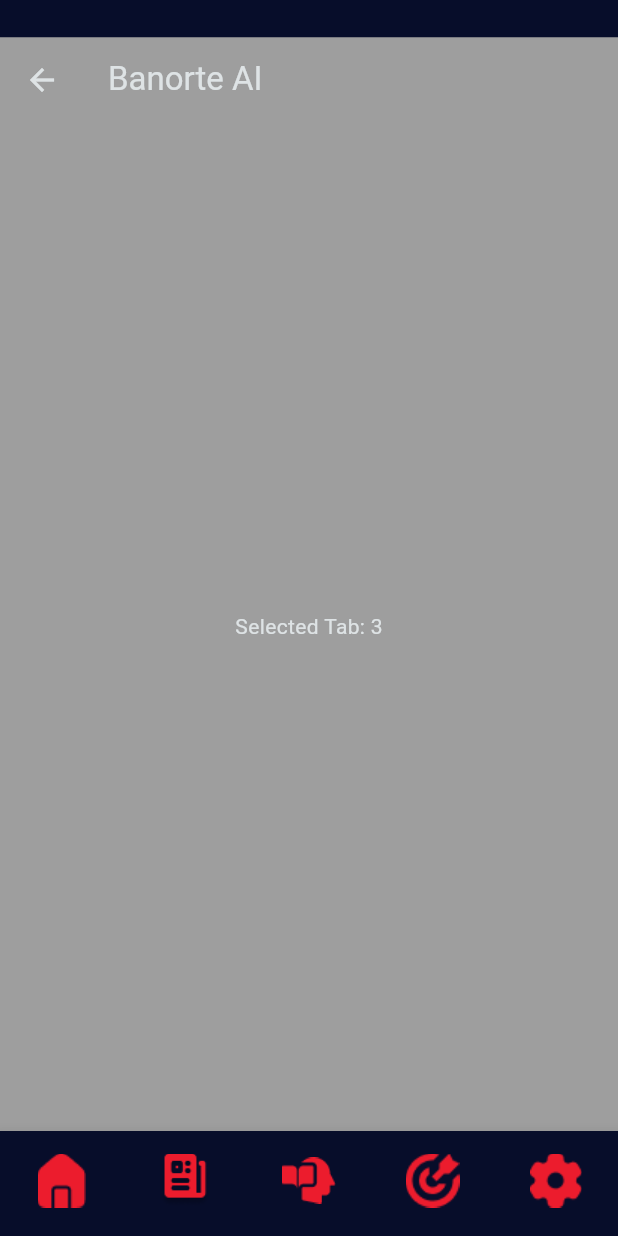
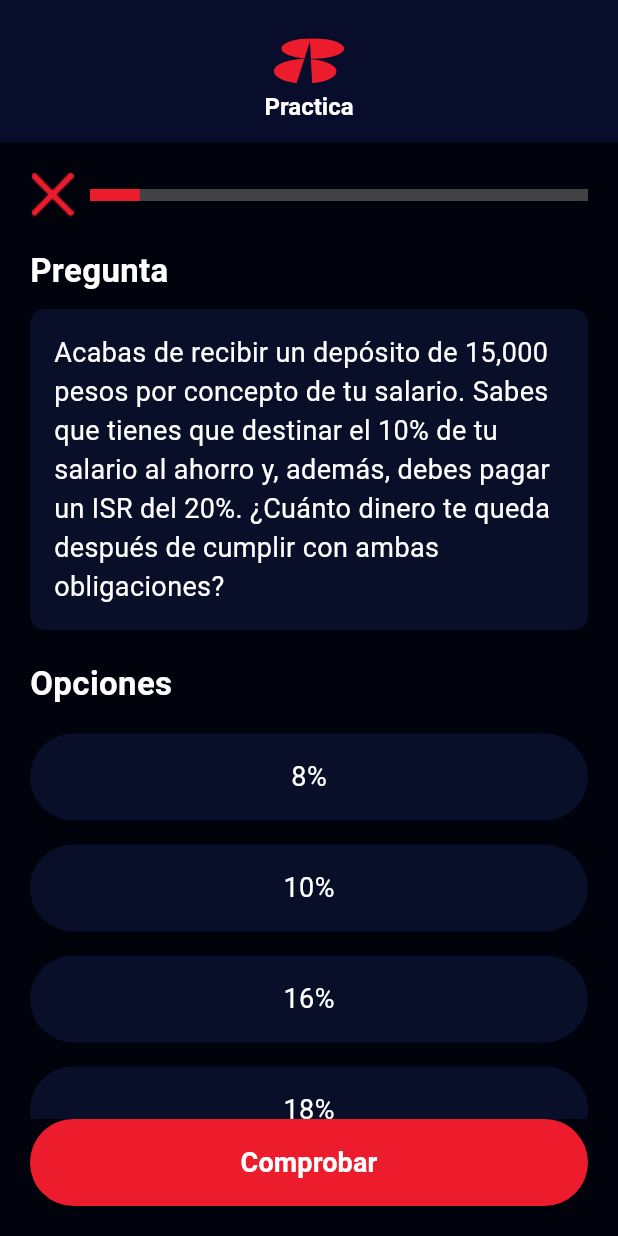
Before and after one commit to zam-cv/banorte, a Flutter app: the Home screen opened by its route, item 4 of the bottom bar chosen, on a phone screen of 412 x 824 dp. Run offline on Flutter 3.47's test engine with Material 3 defaults, Android fonts, the phone set to English and light mode, and no system bars; our stand-ins replace flutter_svg; Roboto replaces fonts that are missing (NotoSans).

Commit message:
learn y practice

```diff
--- a/app/lib/routes/app_routes.dart
+++ b/app/lib/routes/app_routes.dart
@@ -1,10 +1,14 @@
 import 'package:flutter/material.dart';
+
+// Importa la pantalla learn
+import 'package:app/screens/learn.dart';
 
 // Auth
 import 'package:app/screens/login.dart';
 import 'package:app/screens/signup.dart';
 import 'package:app/screens/forgot_password.dart';
 import 'package:app/screens/home.dart';
+import 'package:app/screens/practice.dart';
 
 class BaseLayout extends StatelessWidget {
   final Widget child;
@@ -19,9 +23,6 @@
         child: Padding(
           padding: const EdgeInsets.only(
             top: 25.0,
-            // left: 16.0,
-            // right: 16.0,
-            // bottom: 16.0,
           ),
           child: child,
         ),
@@ -43,12 +44,16 @@
   static const String signup = '/signup';
   static const String forgotPassword = '/forgot-password';
   static const String home = '/home';
+  static const String learn = '/learn';
+  static const String practice = '/practice';
 
   static final Map<String, Widget> routes = {
     login: const Login(),
     signup: const Signup(),
     forgotPassword: const ForgotPassword(),
     home: const Home(),
+    learn: const LearnPage(),
+    practice: const PracticePage(),
   };
 
   static Route<dynamic> generateRoute(RouteSettings settings) {
--- /dev/null
+++ b/app/lib/screens/practice.dart
@@ -0,0 +1,205 @@
+import 'package:flutter/material.dart';
+import 'package:flutter_svg/flutter_svg.dart';
+
+class PracticePage extends StatefulWidget {
+  const PracticePage({Key? key}) : super(key: key);
+
+  @override
+  _PracticePageState createState() => _PracticePageState();
+}
+
+class _PracticePageState extends State<PracticePage> {
+  int _progress = 1; // Progreso inicial
+  int _selectedOption = -1; // Ninguna opción seleccionada por defecto
+
+  // Opciones
+  final List<String> _options = ['8%', '10%', '16%', '18%'];
+
+  void _selectOption(int index) {
+    setState(() {
+      _selectedOption = index;
+    });
+  }
+
+  void _checkAnswer() {
+    // Lógica para comprobar la respuesta aquí
+    // Por ejemplo, incrementar el progreso:
+    if (_progress < 10) {
+      setState(() {
+        _progress++;
+      });
+    }
+  }
+
+  @override
+  Widget build(BuildContext context) {
+    return Scaffold(
+      backgroundColor: const Color(0xFF00020C), // Fondo oscuro
+      appBar: PreferredSize(
+        preferredSize:
+            const Size.fromHeight(70), // Aumenta la altura del AppBar
+        child: AppBar(
+          backgroundColor: const Color(0xFF070D2A), // Color oscuro del AppBar
+          centerTitle: true,
+          title: Column(
+            mainAxisSize: MainAxisSize.min, // Ajusta el tamaño al contenido
+            children: [
+              SvgPicture.asset(
+                'assets/logo.svg', // Logo en SVG
+                height: 30,
+              ),
+              const SizedBox(height: 5), // Espaciado entre el logo y el texto
+              const Text(
+                'Practica', // Texto debajo del logo
+                style: TextStyle(
+                  color: Colors.white,
+                  fontSize: 16,
+                  fontWeight: FontWeight.bold,
+                ),
+              ),
+            ],
+          ),
+          automaticallyImplyLeading: false, // Elimina el leading por defecto
+        ),
+      ),
+      body: Padding(
+        padding: const EdgeInsets.all(20.0),
+        child: Column(
+          crossAxisAlignment: CrossAxisAlignment.start,
+          children: [
+            // Barra de progreso con el tache personalizado
+            Row(
+              children: [
+                GestureDetector(
+                  onTap: () {
+                    Navigator.pushReplacementNamed(context, '/home');
+                  },
+                  child: Image.asset(
+                    'assets/cross.png', // Reemplaza el tache por tu imagen
+                    width: 30,
+                    height: 30,
+                  ),
+                ),
+                const SizedBox(
+                    width: 10), // Espaciado entre el tache y la barra
+                Expanded(
+                  child: LinearProgressIndicator(
+                    value: _progress / 10, // Progreso dividido en 10
+                    backgroundColor: Colors.grey[800],
+                    valueColor: AlwaysStoppedAnimation<Color>(
+                      Theme.of(context).colorScheme.primary,
+                    ),
+                    minHeight: 8,
+                  ),
+                ),
+              ],
+            ),
+            const SizedBox(height: 20),
+
+            // Contenido que será scrollable
+            Expanded(
+              child: SingleChildScrollView(
+                child: Column(
+                  crossAxisAlignment: CrossAxisAlignment.start,
+                  children: [
+                    // Pregunta
+                    const Text(
+                      'Pregunta',
+                      style: TextStyle(
+                        color: Colors.white,
+                        fontSize: 22,
+                        fontWeight: FontWeight.bold,
+                      ),
+                    ),
+                    const SizedBox(height: 10),
+                    Container(
+                      padding: const EdgeInsets.all(16.0),
+                      decoration: BoxDecoration(
+                        color: const Color(
+                            0x84131B44), // Color con 52% de opacidad
+                        borderRadius: BorderRadius.circular(10),
+                      ),
+                      child: const Text(
+                        'Acabas de recibir un depósito de 15,000 pesos por concepto de tu salario. Sabes que tienes que destinar el 10% de tu salario al ahorro y, además, debes pagar un ISR del 20%. ¿Cuánto dinero te queda después de cumplir con ambas obligaciones?',
+                        style: TextStyle(color: Colors.white, fontSize: 18),
+                      ),
+                    ),
+                    const SizedBox(height: 20),
+
+                    // Opciones
+                    const Text(
+                      'Opciones',
+                      style: TextStyle(
+                        color: Colors.white,
+                        fontSize: 22,
+                        fontWeight: FontWeight.bold,
+                      ),
+                    ),
+                    const SizedBox(height: 10),
+                    Column(
+                      children: _options.asMap().entries.map((entry) {
+                        int idx = entry.key;
+                        String text = entry.value;
+                        return GestureDetector(
+                          onTap: () =>
+                              _selectOption(idx), // Selecciona la opción
+                          child: Container(
+                            margin: const EdgeInsets.symmetric(vertical: 8),
+                            padding: const EdgeInsets.all(16),
+                            decoration: BoxDecoration(
+                              color: _selectedOption == idx
+                                  ? Theme.of(context)
+                                      .colorScheme
+                                      .primary
+                                      .withOpacity(0.8)
+                                  : const Color(
+                                      0x84131B44), // Color con 52% de opacidad
+                              borderRadius: BorderRadius.circular(100),
+                            ),
+                            child: Center(
+                              child: Text(
+                                text,
+                                style: const TextStyle(
+                                  color: Colors.white,
+                                  fontSize: 18,
+                                ),
+                              ),
+                            ),
+                          ),
+                        );
+                      }).toList(),
+                    ),
+                  ],
+                ),
+              ),
+            ),
+
+            // Botón de comprobar
+            SizedBox(
+              width: double.infinity,
+              child: ElevatedButton(
+                onPressed: _checkAnswer, // Comprobar respuesta
+                style: ElevatedButton.styleFrom(
+                  padding: const EdgeInsets.symmetric(vertical: 16),
+                  backgroundColor:
+                      Theme.of(context).colorScheme.primary, // Color del botón
+                  shape: RoundedRectangleBorder(
+                    borderRadius: BorderRadius.circular(100),
+                  ),
+                ),
+                child: const Text(
+                  'Comprobar',
+                  style: TextStyle(
+                    fontSize: 18,
+                    fontWeight: FontWeight.bold,
+                    color: Colors.white,
+                  ),
+                ),
+              ),
+            ),
+          ],
+        ),
+      ),
+    );
+  }
+}
--- a/app/pubspec.yaml
+++ b/app/pubspec.yaml
@@ -66,6 +66,7 @@
     - assets/learn_icon.png
     - assets/practice_icon.png
     - assets/settings_icon.png
+    - assets/cross.png
   #   - images/a_dot_ham.jpeg
 
   # An image asset can refer to one or more resolution-specific "variants", see
```
Also changed, not shown: app/lib/screens/learn.dart (added, +194 -0 lines), app/lib/widgets/custom_nav.dart (+31 -9 lines), app/assets/cross.png (added).
